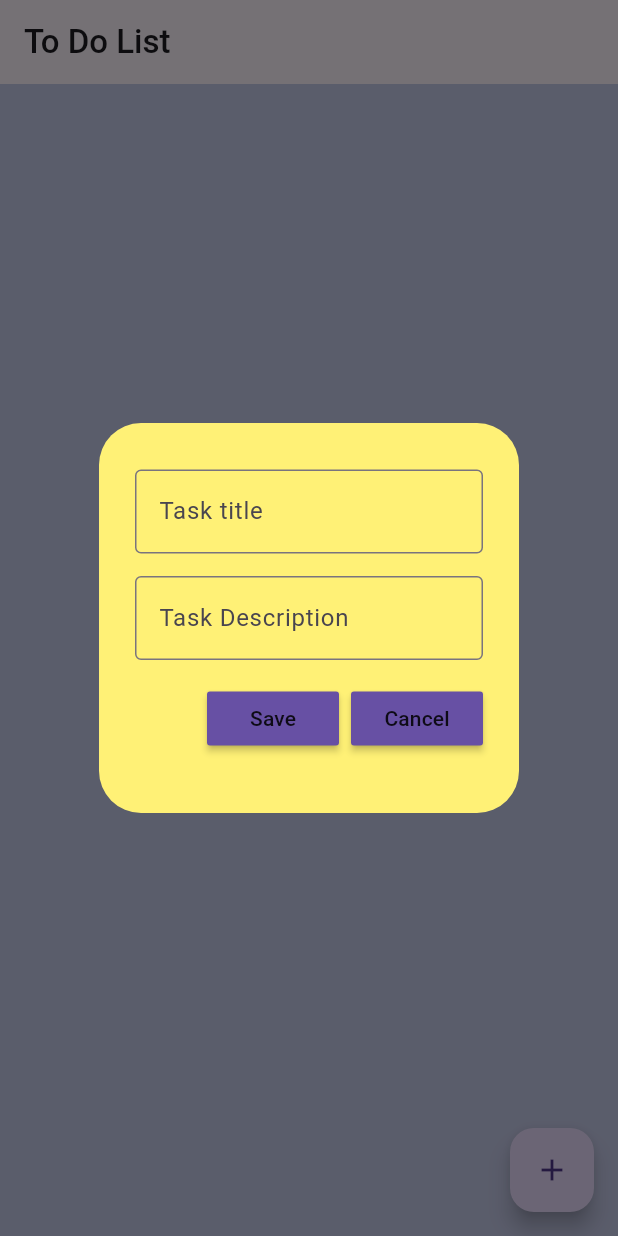
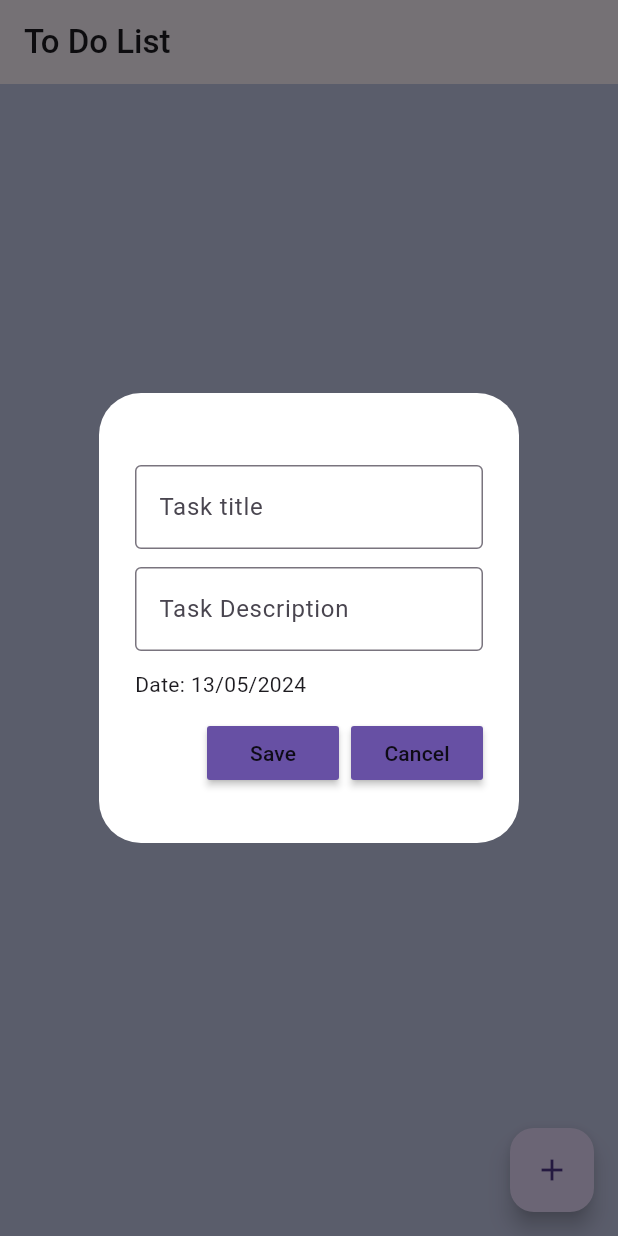
Before and after one commit to Mhd-Muhsin/aventus-todo, a Flutter app: the screen it shows after launch, after a tap on the "add" icon, on a phone screen of 412 x 824 dp. Run offline on Flutter 3.47's test engine with Material 3 defaults, Android fonts, the phone set to English and light mode, and no system bars; our stand-ins replace flutter_bloc, flutter_slidable, fluttertoast, hive, hive_flutter; accounts and stored records are empty.

```diff
--- a/lib/bloc/task_bloc.dart
+++ b/lib/bloc/task_bloc.dart
@@ -18,7 +18,7 @@ class TaskBloc extends Bloc<TaskEvent, TaskState> {
       print(taskList.map((e) => e?.title));
       print(taskList.map((e) => e?.description));
       print(taskList.map((e) => e?.status));
-
+      print(taskList.map((e) => e?.date));
       emit(TaskListLoadedState(taskList));
     });
 
@@ -78,6 +78,7 @@ class TaskBloc extends Bloc<TaskEvent, TaskState> {
       if(task.title != null) dbTaskData?.title = task.title;
       if(task.description != null) dbTaskData?.description = task.description;
       if(task.status != null) dbTaskData?.status = task.status;
+      if(task.date != null) dbTaskData?.date = task.date;
       await taskBox.put(task.id ?? '', dbTaskData!);
     } catch (e) {
       print(e);
--- a/lib/database/task_hive_model.dart
+++ b/lib/database/task_hive_model.dart
@@ -3,7 +3,7 @@ part 'task_hive_model.g.dart';
 
 @HiveType(typeId: 0)
 class TaskModel extends HiveObject{
-  TaskModel({this.id, this.title, this.description, this.status});
+  TaskModel({this.id, this.title, this.description, this.status, this.date});
 
   static const String boxKey = 'task';
 
@@ -18,4 +18,7 @@ class TaskModel extends HiveObject{
 
   @HiveField(3)
   bool? status;
+
+  @HiveField(4)
+  DateTime? date;
 }
--- a/lib/pages/home_page.dart
+++ b/lib/pages/home_page.dart
@@ -39,8 +39,6 @@ class _HomePageState extends State<HomePage> {
                   return GestureDetector(
                     child: ToDoTile(
                       task: taskList[index],
-                      // onChanged: (value) => checkBoxChanged(value, index),
-                      // deleteFunction: (context) => deleteTask(index),
                     ),
                     onTap: (){
                       showTaskDialog(isCreatePage: false, task: taskList[index]);
--- a/lib/widgets/dialog_box.dart
+++ b/lib/widgets/dialog_box.dart
@@ -1,6 +1,8 @@
+import 'package:flutter/cupertino.dart';
 import 'package:flutter/material.dart';
 import 'package:flutter_bloc/flutter_bloc.dart';
 import 'package:fluttertoast/fluttertoast.dart';
+import 'package:intl/intl.dart';
 import 'package:todo_app/bloc/task_bloc.dart';
 import 'package:todo_app/database/task_hive_model.dart';
 
@@ -23,35 +25,44 @@ class DialogBox extends StatefulWidget {
 class _DialogBoxState extends State<DialogBox> {
   final titleController = TextEditingController();
   final descriptionController = TextEditingController();
+  late DateTime selectedDate;
+  late String formattedDate;
 
   @override
   void initState() {
+    super.initState();
     titleController.text = widget.task?.title ?? '';
     descriptionController.text = widget.task?.description ?? '';
-    super.initState();
+    selectedDate = widget.task?.date ?? DateTime.now();
+    formattedDate = DateFormat('dd/MM/yyyy').format(selectedDate);
   }
+
+  // @override
+  // void initState() {
+  //   titleController.text = widget.task?.title ?? '';
+  //   descriptionController.text = widget.task?.description ?? '';
+  //   super.initState();
+  // }
 
   @override
   Widget build(BuildContext context) {
     return AlertDialog(
-      backgroundColor: Colors.yellow[300],
+      backgroundColor: Colors.white,
       content: Container(
-        height: 220,
+        height: 260,
         child: Form(
           child: Column(
             mainAxisAlignment: MainAxisAlignment.spaceEvenly,
+            crossAxisAlignment: CrossAxisAlignment.start,
             children: [
+              SizedBox(height: 08,),
               TextFormField(
                 controller: titleController,
                 decoration: InputDecoration(
                   border: OutlineInputBorder(),
                   hintText: "Task title",
                 ),
-                validator: (value){
-
-                },
               ),
-
               TextField(
                 controller: descriptionController,
                 decoration: InputDecoration(
@@ -59,7 +70,17 @@ class _DialogBoxState extends State<DialogBox> {
                   hintText: "Task Description",
                 ),
               ),
-
+              GestureDetector(
+                child: Row(
+                  children: [
+                    Text("Date: "),
+                    Text('${formattedDate}'),
+                  ],
+                ),
+                onTap: (){
+                  _selectDate(context);
+                },
+              ),
               Row(
                 mainAxisAlignment: MainAxisAlignment.end,
                 children: [
@@ -67,9 +88,9 @@ class _DialogBoxState extends State<DialogBox> {
                     if (titleController.text.isNotEmpty) {
                       Navigator.of(context).pop();
                       if (widget.isCreatePage) {
-                        BlocProvider.of<TaskBloc>(context).add(SaveTaskEvent(TaskModel(title: titleController.text, description: descriptionController.text, status: false)));
+                        BlocProvider.of<TaskBloc>(context).add(SaveTaskEvent(TaskModel(title: titleController.text, description: descriptionController.text, status: false, date: selectedDate)));
                       } else{
-                        BlocProvider.of<TaskBloc>(context).add(EditTaskEvent(TaskModel(id: widget.task?.id, title: titleController.text, description: descriptionController.text, status: widget.task?.status)));
+                        BlocProvider.of<TaskBloc>(context).add(EditTaskEvent(TaskModel(id: widget.task?.id, title: titleController.text, description: descriptionController.text, status: widget.task?.status, date: selectedDate)));
                       }
                     } else {
                       showToast('Title cannot be empty');
@@ -100,4 +121,31 @@ class _DialogBoxState extends State<DialogBox> {
       fontSize: 16.0,
     );
   }
+
+
+  Future<void> _selectDate(BuildContext context) async {
+    final DateTime? picked = await showDatePicker(
+        context: context,
+        initialDate: selectedDate,
+        // Refer step 1
+        firstDate: DateTime.now(),
+        lastDate: DateTime(2099),
+        builder: (context, child) {
+          return Theme(
+            data: Theme.of(context).copyWith(
+              colorScheme: ColorScheme.light(
+                primary: Colors.indigo, // header background color
+                onPrimary: Colors.white, // header text color
+                onSurface: Colors.black, // body text color
+              ),
+            ),
+            child: child!,
+          );
+        });
+    if (picked != null && picked != selectedDate)
+      setState(() {
+        selectedDate = picked;
+        formattedDate = DateFormat('dd/MM/yyyy').format(selectedDate);
+      });
+  }
 }
--- a/pubspec.yaml
+++ b/pubspec.yaml
@@ -42,6 +42,7 @@ dependencies:
   hive_generator: ^2.0.1
   flutter_bloc: ^8.1.5
   fluttertoast: ^8.2.5
+  intl: ^0.19.0
 
 dev_dependencies:
   flutter_test:
```
Also changed, not shown: lib/widgets/todo_tile.dart (+11 -5 lines), lib/database/task_hive_model.g.dart, pubspec.lock.
